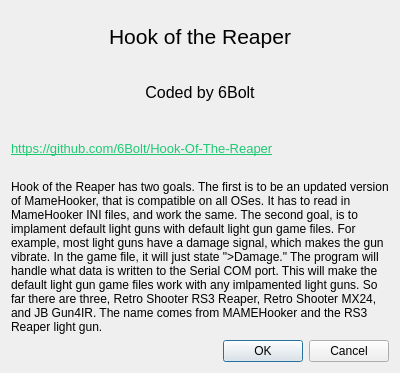
Above: Windows/aboutWindow.ui from 6Bolt/Hook-Of-The-Reaper before the change. Below: the same form after it.
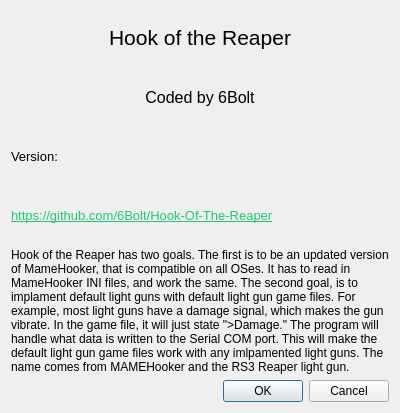
That is the form after the change.

```diff
--- a/Windows/aboutWindow.ui
+++ b/Windows/aboutWindow.ui
@@ -7,7 +7,7 @@
     <x>0</x>
     <y>0</y>
     <width>400</width>
-    <height>373</height>
+    <height>413</height>
    </rect>
   </property>
   <property name="windowTitle">
@@ -44,6 +44,18 @@
      </property>
     </widget>
    </item>
+   <item>
+    <widget class="QLabel" name="versionLabel">
+     <property name="font">
+      <font>
+       <pointsize>10</pointsize>
+      </font>
+     </property>
+     <property name="text">
+      <string>Version:</string>
+     </property>
+    </widget>
+   </item>
    <item>
     <widget class="QLabel" name="label_4">
      <property name="font">
@@ -59,7 +71,7 @@
    <item>
     <widget class="QLabel" name="label_3">
      <property name="text">
-      <string>Hook of the Reaper has two goals. The first is to be an updated version of MameHooker, that is compatible on all OSes. It has to read in MameHooker INI files, and work the same. The second goal, is to implament default light guns with default light gun game files. For example, most light guns have a damage signal, which makes the gun vibrate. In the game file, it will just state &quot;&gt;Damage.&quot; The program will handle what data is written to the Serial COM port. This will make the default light gun game files work with any imlpamented light guns. So far there are three, Retro Shooter RS3 Reaper, Retro Shooter MX24, and JB Gun4IR. The name comes from MAMEHooker and the RS3 Reaper light gun.</string>
+      <string>Hook of the Reaper has two goals. The first is to be an updated version of MameHooker, that is compatible on all OSes. It has to read in MameHooker INI files, and work the same. The second goal, is to implament default light guns with default light gun game files. For example, most light guns have a damage signal, which makes the gun vibrate. In the game file, it will just state &quot;&gt;Damage.&quot; The program will handle what data is written to the Serial COM port. This will make the default light gun game files work with any imlpamented light guns. The name comes from MAMEHooker and the RS3 Reaper light gun.</string>
      </property>
      <property name="alignment">
       <set>Qt::AlignmentFlag::AlignLeading|Qt::AlignmentFlag::AlignLeft|Qt::AlignmentFlag::AlignTop</set>
```
